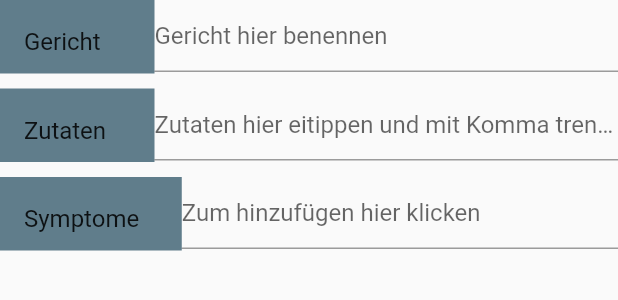
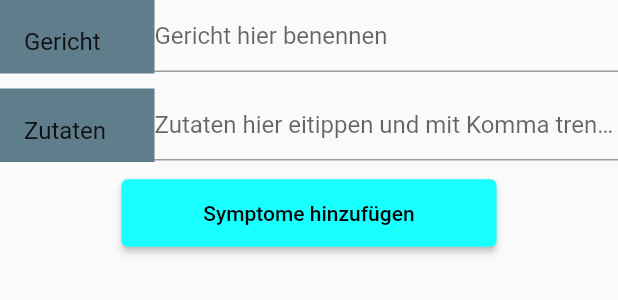
Before and after one commit to Thoughtness/Inner-Peace, a Flutter app: what guiMahlzeitErfassen() shows on an empty page, opened directly, on a phone screen of 412 x 824 dp. Shown: the top 300 px of the screen. Run offline on Flutter 3.47's test engine with Material 2 defaults, Android fonts, the phone set to English and light mode, and no system bars.

Commit message:
added button to mahlzeitErfassen

```diff
--- a/lib/guiPresets.dart
+++ b/lib/guiPresets.dart
@@ -1,4 +1,5 @@
 import 'package:flutter/material.dart';
+import 'package:inner_peace/symptomeErfassen.dart';
 
 class guiMahlzeitErfassen extends StatelessWidget {
   String titel = "";
@@ -14,7 +15,8 @@ class guiMahlzeitErfassen extends StatelessWidget {
   @override
   Widget build(BuildContext context) {
     return Container(
-      child: Column(children: <Widget>[
+      child: Column(
+        children: <Widget>[
           Flexible(
             child: Row(
               children: <Widget>[
@@ -32,21 +34,20 @@ class guiMahlzeitErfassen extends StatelessWidget {
                   child: Container(
                     height: 49,
                     child: TextField(
-                    decoration: InputDecoration(
-                        hintText: 'Gericht hier benennen'),
+                      decoration:
+                          InputDecoration(hintText: 'Gericht hier benennen'),
                     ),
                   ),
                 ),
               ],
             ),
           ),
-        Row( //dient nur dazu einen Abstand zwischen die Rows zu kriegen
+          Row(//dient nur dazu einen Abstand zwischen die Rows zu kriegen
               children: <Widget>[
             Container(
               height: 10,
             ),
-            ]
-          ),
+          ]),
           Flexible(
             child: Row(
               children: <Widget>[
@@ -65,46 +66,40 @@ class guiMahlzeitErfassen extends StatelessWidget {
                     height: 49,
                     child: TextField(
                       decoration: InputDecoration(
-                        hintText: 'Zutaten hier eitippen und mit Komma trennen'),
+                          hintText:
+                              'Zutaten hier eitippen und mit Komma trennen'),
                     ),
                   ),
                 ),
               ],
             ),
           ),
-        Row( //dient nur dazu einen Abstand zwischen die Rows zu kriegen
+          Row(//dient nur dazu einen Abstand zwischen die Rows zu kriegen
               children: <Widget>[
             Container(
               height: 10,
             ),
-            ]
+          ]),
+          Flexible(
+              child: Column(
+                children: <Widget>[
+                ElevatedButton(
+                    style: TextButton.styleFrom(
+                      backgroundColor: Colors.cyanAccent,
+                      minimumSize: Size(250, 45),
+                      primary: Colors.black,
+                      onSurface: Colors.red,
                     ),
-        Flexible(
-          child: Row(
-            children: <Widget>[
-              Flexible(
-                flex: 5,
-                child: Container(
-                    width:
-                    10000, //gross machen das die Breite genug gross ist damit flex greift
-                    height: 49,
-                    color: Colors.blueGrey,
-                    child: insertTitle(text: symptome)),
-              ),
-              Flexible(
-                flex: 12,
-                child: Container(
-                  height: 49,
-                  child: TextField(
-                    decoration: InputDecoration(
-                        hintText: 'Zum hinzufügen hier klicken'),
-                  ),
-                ),
-              ),
+                  child: Text('Symptome hinzufügen'),
+                  onPressed: () {
+                    Navigator.of(context).push(MaterialPageRoute(
+                      builder: (context) => symptomeErfassen(),
+                    ));
+                  })
+            ],
+          ))
         ],
       ),
-        ),
-      ]),
     );
   }
 
```
Lines whose indentation alone changed are shown as unchanged.
